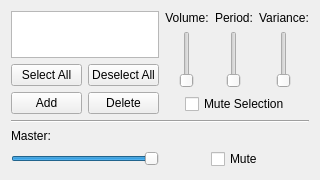
Old version of the form RandomCtrlUi.ui in the repository Veggie13/Genesis1.
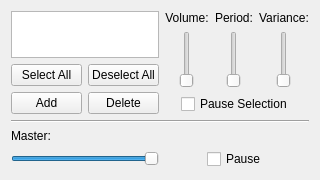
New version of the form.

Commit message: Changed Mute to Pause in GUI.

Diff of the .ui file:
```diff
--- a/RandomCtrlUi.ui
+++ b/RandomCtrlUi.ui
@@ -197,7 +197,7 @@
      <item>
       <widget class="QCheckBox" name="m_selectionMuteChk" >
        <property name="text" >
-        <string>Mute Selection</string>
+        <string>Pause Selection</string>
        </property>
       </widget>
      </item>
@@ -285,7 +285,7 @@
      <item>
       <widget class="QCheckBox" name="m_globalMuteChk" >
        <property name="text" >
-        <string>Mute</string>
+        <string>Pause</string>
        </property>
       </widget>
      </item>
```
The commit also changes 3 other files.
